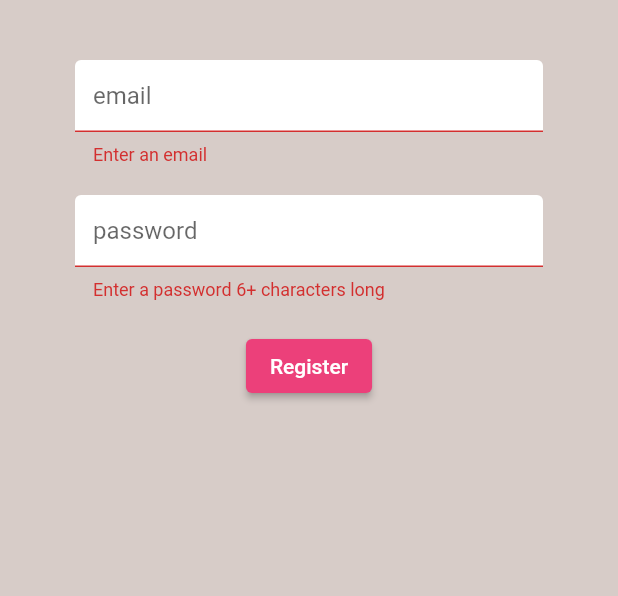
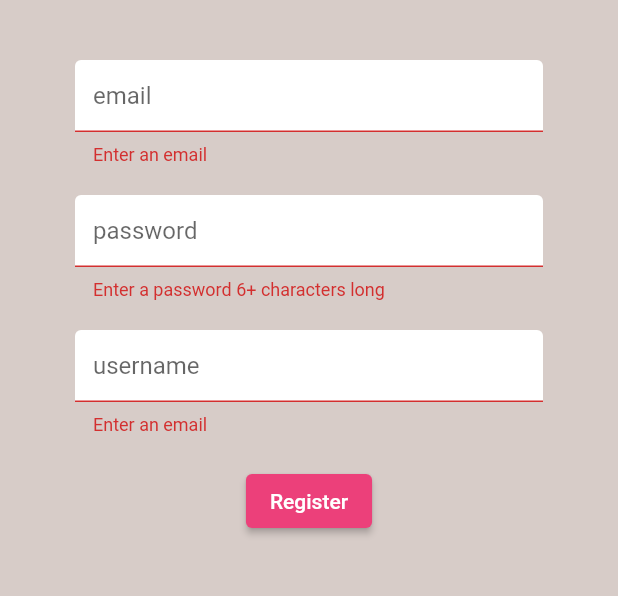
Before and after one commit to Lava-Iris/Travile, a Flutter app: the Register screen opened directly with empty values, after a tap on "Register", on a phone screen of 412 x 824 dp, the part 84-680 px from its top. Run offline on Flutter 3.47's test engine with Material 2 defaults, Android fonts, the phone set to English and light mode, and no system bars; our stand-ins replace cloud_firestore, firebase_auth, firebase_core, flutter_spinkit, google_maps_flutter; accounts and stored records are empty.

Commit message:
added profile (with username) to the app

```diff
--- /dev/null
+++ b/lib/models/profile.dart
@@ -0,0 +1,9 @@
+class Profile {
+  final String uid;
+  String username;
+  String bio = "";
+  int followers = 0;
+  int following = 0;
+
+  Profile({required this.uid, required this.username, String bio = "", int followers = 0, int following = 0});
+}
--- a/lib/screens/app/app.dart
+++ b/lib/screens/app/app.dart
@@ -2,6 +2,7 @@ import 'package:flutter/material.dart';
 import 'package:travile/models/user.dart';
 import 'package:travile/screens/app/home/home.dart';
 import 'package:travile/screens/app/map.dart';
+import 'package:travile/services/auth.dart';
 
 class App extends StatefulWidget {
 
@@ -13,6 +14,7 @@ class App extends StatefulWidget {
 }
 
 class _AppState extends State<App> {
+  final AuthService _auth = AuthService();
   bool profile = false;
   int selectedIndex = 0;
 
@@ -56,7 +58,8 @@ class _AppState extends State<App> {
               icon: const Icon(Icons.person, color: Colors.white,),
               label: const Text('Logout', style: TextStyle(color: Colors.white),),
               onPressed: () async {
-                profileToggle();//await _auth.signOut();
+                //profileToggle();
+                await _auth.signOut();
               },
             ),
           ],
--- a/lib/screens/authenticate/register.dart
+++ b/lib/screens/authenticate/register.dart
@@ -22,6 +22,7 @@ class _RegisterState extends State<Register> {
   // text field state
   String email = '';
   String password = '';
+  String username = '';
 
   @override
   Widget build(BuildContext context) {
@@ -63,6 +64,15 @@ class _RegisterState extends State<Register> {
                 },
               ),
               const SizedBox(height: 20.0),
+              TextFormField(
+                decoration: textInputDecoration.copyWith(hintText: 'username'),
+                obscureText: true,
+                validator: (val) => val!.isEmpty ? 'Enter an email' : null,
+                onChanged: (val) {
+                  setState(() => username = val);
+                },
+              ),
+              const SizedBox(height: 20.0),
               ElevatedButton(
                 style: ElevatedButton.styleFrom(
                   primary: Colors.pink[400],
@@ -74,7 +84,7 @@ class _RegisterState extends State<Register> {
                 onPressed: () async {
                   if(_formKey.currentState!.validate()){
                     setState(() => loading = true);
-                    dynamic result = await _auth.registerWithEmailAndPassword(email, password);
+                    dynamic result = await _auth.registerWithEmailAndPassword(email, password, username);
 
                     if(result == null) {
                       setState(() {
--- a/lib/screens/wrapper.dart
+++ b/lib/screens/wrapper.dart
@@ -15,8 +15,10 @@ class Wrapper extends StatelessWidget {
 
     //return either home or authenticate
     if (user == null) {
+      print("A");
       return const Authenticate();
     } else {
+      print("B");
       return App(user: user);
     }
   }
```
Also changed, not shown: lib/services/auth.dart (+15 -14 lines), lib/services/profile_database.dart (added, +38 -0 lines).
